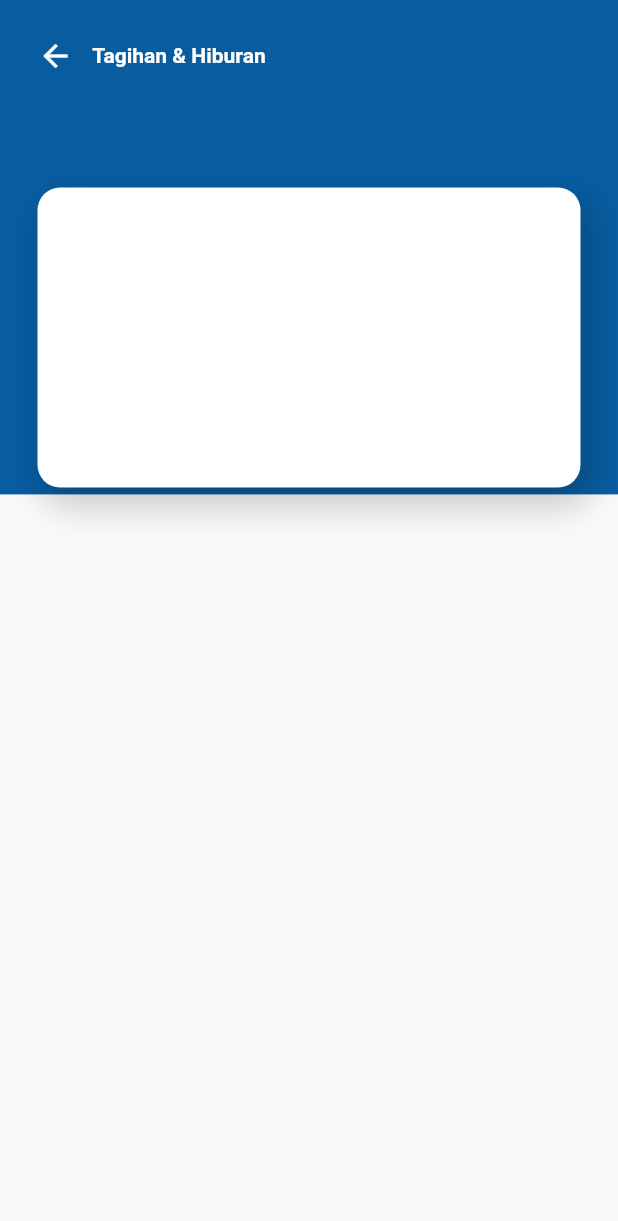
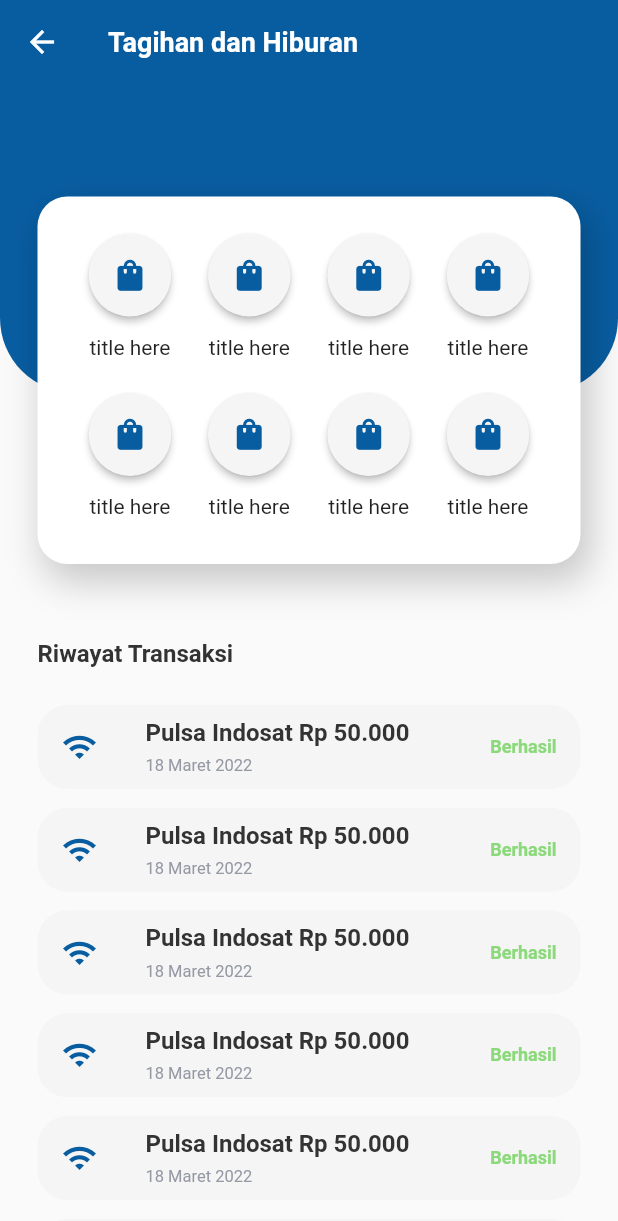
Before and after one commit to dikkisetiawan/digital_goods, a Flutter app: the screen it shows after launch, on a phone screen of 412 x 824 dp. Shown: the top 1221 px of the screen. Run offline on Flutter 3.47's test engine with Material 2 defaults, Android fonts, the light colour scheme and no system bars; our stand-ins replace carousel_slider, flutter_bloc.

Commit message:
tagihan screen finished

```diff
--- a/lib/ui/screens/home_screen.dart
+++ b/lib/ui/screens/home_screen.dart
@@ -1,3 +1,4 @@
+import '../widgets/grid_view_widget.dart';
 import '/ui/widgets/screen_title.dart';
 import '/ui/widgets/search_field.dart';
 import '/ui/theme.dart';
@@ -207,49 +208,3 @@ class CarousellWidget extends StatelessWidget {
     );
   }
 }
-
-class DigitalGoodsGridViewWidget extends StatelessWidget {
-  const DigitalGoodsGridViewWidget({
-    Key? key,
-  }) : super(key: key);
-
-  @override
-  Widget build(BuildContext context) {
-    return SizedBox(
-      height: 230,
-      child: GridView.builder(
-          physics: const NeverScrollableScrollPhysics(),
-          gridDelegate: const SliverGridDelegateWithMaxCrossAxisExtent(
-              maxCrossAxisExtent: 100,
-              childAspectRatio: 3 / 3,
-              crossAxisSpacing: defaultMargin / 2,
-              mainAxisExtent: defaultMargin * 4,
-              mainAxisSpacing: defaultMargin),
-          itemCount: 8,
-          itemBuilder: (BuildContext ctx, index) {
-            return circleIconButtonWidget();
-          }),
-    );
-  }
-
-  Widget circleIconButtonWidget() {
-    return Column(
-      children: [
-        RawMaterialButton(
-          onPressed: () {},
-          elevation: 2.0,
-          fillColor: kGreyColor,
-          padding: const EdgeInsets.all(15.0),
-          shape: const CircleBorder(),
-          child: Icon(
-            Icons.shopping_bag,
-            color: kPrimaryColor,
-            size: defaultMargin,
-          ),
-        ),
-        const SizedBox(height: defaultMargin / 2),
-        const Text('title here')
-      ],
-    );
-  }
-}
--- a/lib/ui/screens/tagihan_dan_hiburan_screen.dart
+++ b/lib/ui/screens/tagihan_dan_hiburan_screen.dart
@@ -1,6 +1,8 @@
-import 'package:digital_goods/ui/theme.dart';
+import '/ui/widgets/kfloating_action_button.dart';
 
+import '/ui/theme.dart';
 import 'package:flutter/material.dart';
+import '../widgets/grid_view_widget.dart';
 
 class TagihanDanHiburanScreen extends StatelessWidget {
   const TagihanDanHiburanScreen({super.key});
@@ -8,31 +10,135 @@ class TagihanDanHiburanScreen extends StatelessWidget {
   @override
   Widget build(BuildContext context) {
     return Scaffold(
-      body: Stack(
+      appBar: appBarWidget(),
+      body: bodyWidget(context),
+    );
+  }
+
+  Stack bodyWidget(BuildContext context) {
+    return Stack(
       children: [
         Container(
+          decoration: BoxDecoration(
               color: kPrimaryColor,
-            height: MediaQuery.of(context).size.height / 2.5,
-            child: leadingWidget(),
+              borderRadius: const BorderRadius.only(
+                  bottomLeft: Radius.circular(defaultTopLeftCircular),
+                  bottomRight: Radius.circular(defaultTopLeftCircular))),
+          height: MediaQuery.of(context).size.height / 4,
         ),
         // Image.asset(
         //   'assets/promo1.jpg',
         //   height: MediaQuery.of(context).size.height / 2.5,
         //   opacity: AlwaysStoppedAnimation(0.2),
         // ),
-          Container(
-            margin: const EdgeInsets.only(
-                top: defaultMargin * 5,
-                left: defaultMargin,
-                right: defaultMargin),
-            height: 200,
+        mainBodyWidget(context),
+      ],
+    );
+  }
+
+  AppBar appBarWidget() {
+    return AppBar(
+      backgroundColor: kPrimaryColor,
+      elevation: 0.0,
+      leading: Icon(
+        Icons.arrow_back,
+        color: kBackgroundColor,
+      ),
+      centerTitle: false,
+      title: Text(
+        'Tagihan dan Hiburan',
+        style: whiteTextStyle.copyWith(fontSize: 18),
+      ),
+    );
+  }
+
+  Widget mainBodyWidget(BuildContext context) {
+    return SingleChildScrollView(
+      physics: const BouncingScrollPhysics(),
+      child: Column(
+        mainAxisSize: MainAxisSize.min,
+        crossAxisAlignment: CrossAxisAlignment.start,
+        children: [
+          const SizedBox(
+            height: defaultMargin * 3,
+          ),
+          digitalGoodsContainerWidget(),
+          const SizedBox(
+            height: defaultMargin,
+          ),
+          Padding(
+            padding: const EdgeInsets.all(defaultMargin),
+            child: Text(
+              'Riwayat Transaksi',
+              style: blackTextStyle,
+            ),
+          ),
+          riwayatListWidget(),
+          const SizedBox(
+            height: defaultMargin,
+          ),
+          KfloatingActionButton(
+              onPressed: () {}, title: 'Lihat Semua Transaksi'),
+          const SizedBox(
+            height: defaultMargin * 2,
+          ),
+        ],
+      ),
+    );
+  }
+
+  Widget riwayatListWidget() {
+    return ListView.builder(
+      padding: const EdgeInsets.symmetric(horizontal: defaultMargin),
+      shrinkWrap: true,
+      physics: const NeverScrollableScrollPhysics(),
+      itemCount: 10,
+      itemBuilder: (context, index) {
+        return Container(
+          margin: const EdgeInsets.only(bottom: defaultMargin / 2),
+          decoration:
+              BoxDecoration(color: kGreyColor, borderRadius: kBorderRadius),
+          child: ListTile(
+            leading: Icon(
+              Icons.wifi,
+              color: kPrimaryColor,
+            ),
+            title: Column(
+              crossAxisAlignment: CrossAxisAlignment.start,
+              children: [
+                Text(
+                  'Pulsa Indosat Rp 50.000',
+                  style: blackTextStyle.copyWith(fontSize: 16),
+                ),
+                const SizedBox(
+                  height: defaultMargin / 4,
+                ),
+                Text(
+                  '18 Maret 2022',
+                  style: greyTextStyle,
+                )
+              ],
+            ),
+            trailing: Text(
+              'Berhasil',
+              style: whiteTextStyle.copyWith(color: kSuccessColor),
+            ),
+          ),
+        );
+      },
+    );
+  }
+
+  Container digitalGoodsContainerWidget() {
+    return Container(
+      margin: const EdgeInsets.symmetric(horizontal: defaultMargin),
+      padding: const EdgeInsets.only(
+          top: defaultMargin, left: defaultMargin, right: defaultMargin),
       decoration: BoxDecoration(
           color: kBackgroundColor,
           borderRadius: kBorderRadius,
           boxShadow: [kShadow]),
-          )
-        ],
-      ),
+      child: const DigitalGoodsGridViewWidget(),
     );
   }
 
@@ -40,7 +146,8 @@ class TagihanDanHiburanScreen extends StatelessWidget {
     return GestureDetector(
       onTap: () {},
       child: Padding(
-        padding: const EdgeInsets.all(defaultMargin),
+        padding:
+            const EdgeInsets.only(top: defaultMargin * 2, left: defaultMargin),
         child: Align(
           alignment: Alignment.topLeft,
           child: Row(
@@ -54,7 +161,7 @@ class TagihanDanHiburanScreen extends StatelessWidget {
               ),
               Text(
                 'Tagihan & Hiburan',
-                style: whiteTextStyle,
+                style: whiteTextStyle.copyWith(fontSize: 18),
               )
             ],
           ),
--- a/lib/ui/theme.dart
+++ b/lib/ui/theme.dart
@@ -11,7 +11,7 @@ Color kPinkColor = const Color(0xffEB819C);
 //Secondary Color
 Color kDangerColor = const Color(0xffF27D81);
 Color kWarningColor = const Color(0xffF6CE7E);
-Color kSuccessColor = kPrimaryColor;
+Color kSuccessColor = kGreenColor;
 Color kInfoColor = const Color(0xff60B2F0);
 
 //Gray Color Set
@@ -35,20 +35,23 @@ TextStyle blueTextStyle = TextStyle(
 );
 
 TextStyle whiteTextStyle =
-    TextStyle(color: kWhiteColor, fontSize: 14, fontWeight: bold);
+    TextStyle(color: kWhiteColor, fontSize: 12, fontWeight: bold);
 
 TextStyle greyTextStyle =
-    TextStyle(color: kDarkGreyColor, fontSize: 18, fontWeight: regular);
+    TextStyle(color: kDarkGreyColor, fontSize: 11, fontWeight: regular);
 
 TextStyle buttonTextStyle =
-    TextStyle(color: kPrimaryColor, fontSize: 16, fontWeight: bold);
+    TextStyle(color: kPrimaryColor, fontSize: 14, fontWeight: bold);
 
 TextStyle blackTextStyle = TextStyle(
-    color: kBlackColor, fontSize: 18, fontWeight: bold, letterSpacing: 3);
+  color: kBlackColor,
+  fontSize: 16,
+  fontWeight: bold,
+);
 
 //Circular Value
-const defaultCircular = 15.0;
-const defaultTopLeftCircular = 100.0;
+const defaultCircular = 20.0;
+const defaultTopLeftCircular = 50.0;
 const defaultMargin = 25.0;
 
 //shadow Value
--- /dev/null
+++ b/lib/ui/widgets/grid_view_widget.dart
@@ -0,0 +1,49 @@
+import 'package:flutter/material.dart';
+
+import '../theme.dart';
+
+class DigitalGoodsGridViewWidget extends StatelessWidget {
+  const DigitalGoodsGridViewWidget({
+    Key? key,
+  }) : super(key: key);
+
+  @override
+  Widget build(BuildContext context) {
+    return SizedBox(
+      height: 220,
+      child: GridView.builder(
+          physics: const NeverScrollableScrollPhysics(),
+          gridDelegate: const SliverGridDelegateWithMaxCrossAxisExtent(
+              maxCrossAxisExtent: 80,
+              childAspectRatio: 3 / 3,
+              crossAxisSpacing: defaultMargin / 4,
+              mainAxisExtent: defaultMargin * 4,
+              mainAxisSpacing: defaultMargin / 4),
+          itemCount: 8,
+          itemBuilder: (BuildContext ctx, index) {
+            return circleIconButtonWidget();
+          }),
+    );
+  }
+
+  Widget circleIconButtonWidget() {
+    return Column(
+      children: [
+        RawMaterialButton(
+          onPressed: () {},
+          elevation: 2.0,
+          fillColor: kGreyColor,
+          padding: const EdgeInsets.all(15.0),
+          shape: const CircleBorder(),
+          child: Icon(
+            Icons.shopping_bag,
+            color: kPrimaryColor,
+            size: defaultMargin,
+          ),
+        ),
+        const SizedBox(height: defaultMargin / 2),
+        const Text('title here')
+      ],
+    );
+  }
+}
--- a/lib/ui/widgets/kelevated_button.dart
+++ b/lib/ui/widgets/kelevated_button.dart
@@ -21,14 +21,15 @@ class KelevatedButton extends StatelessWidget {
       child: ElevatedButton(
         onPressed: onPressed,
         style: ElevatedButton.styleFrom(
-          backgroundColor: kPrimaryColor,
+          backgroundColor: kBackgroundColor,
+          side: BorderSide(color: kPrimaryColor, width: 1),
           shape: RoundedRectangleBorder(
             borderRadius: BorderRadius.circular(defaultCircular), // <-- Radius
           ),
         ),
         child: Text(
           title,
-          style: whiteTextStyle,
+          style: buttonTextStyle,
         ),
       ),
     );
```
Also changed, not shown: assets/city.jpg (added). Lines whose indentation alone changed are shown as unchanged.
